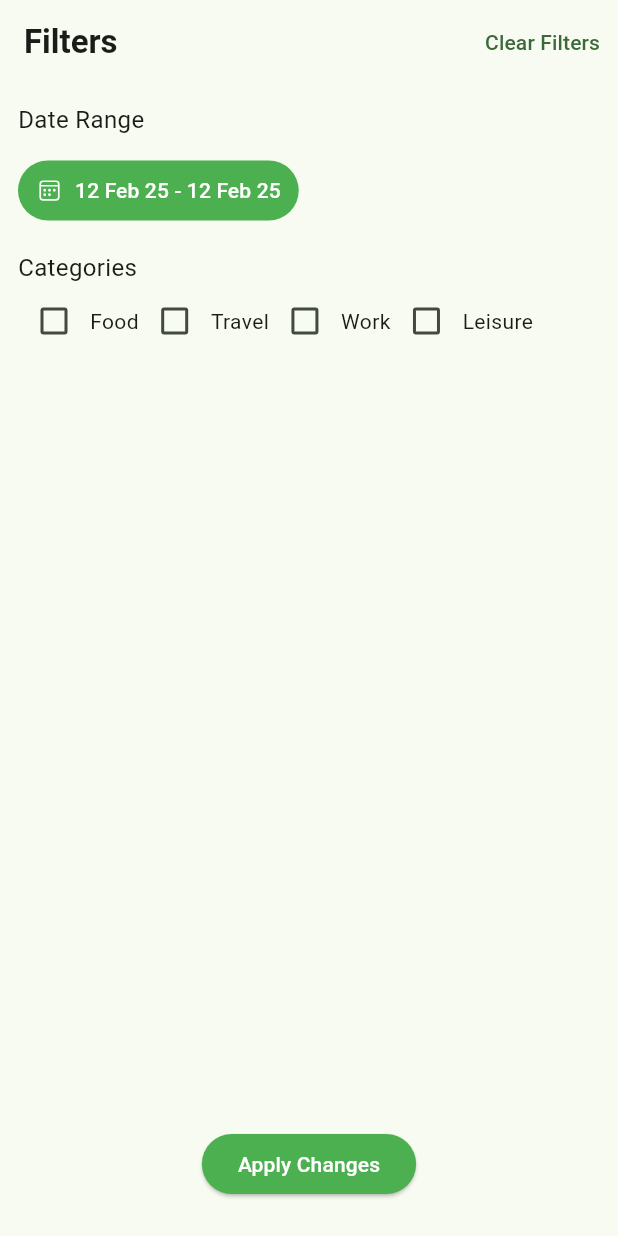
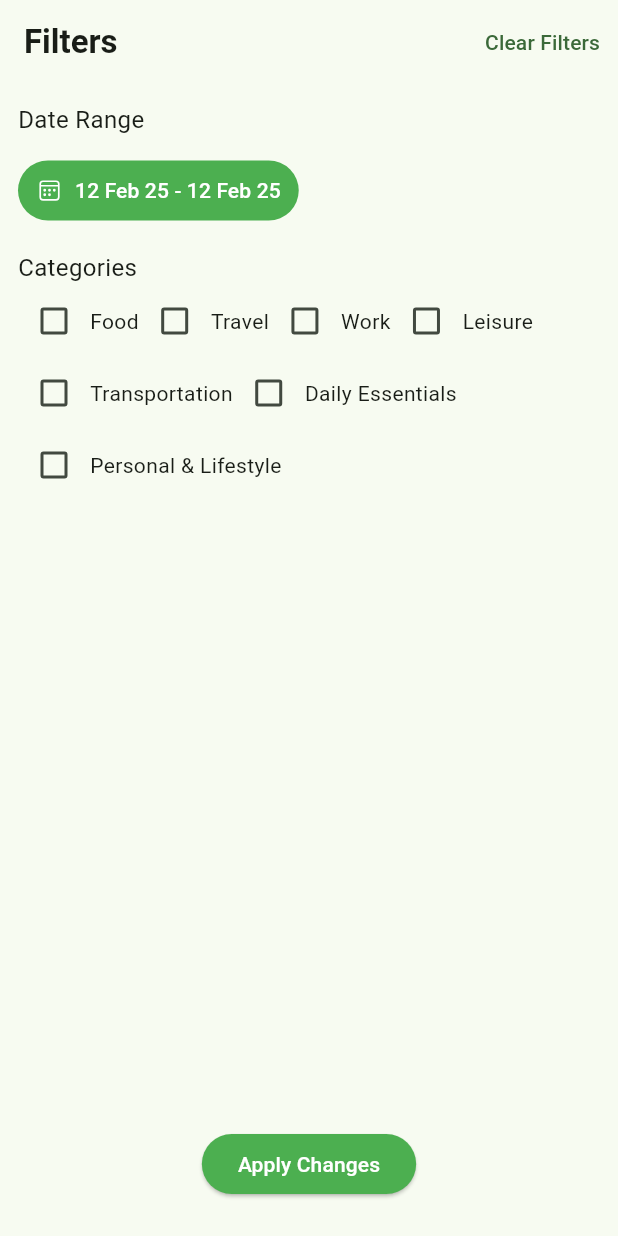
Before and after one commit to developersanjogbanthiya/expense_tracker, a Flutter app: the FilterScreen screen opened directly, on a phone screen of 412 x 824 dp. Run offline on Flutter 3.47's test engine with Material 3 defaults, Android fonts, the phone set to English and light mode, and no system bars; our stand-ins replace calendar_date_picker2, fl_chart, fluentui_system_icons, gap, hive, hive_flutter; accounts and stored records are empty.

Commit message:
added few more categories and fixed filters

```diff
--- a/lib/providers/expense_provider.dart
+++ b/lib/providers/expense_provider.dart
@@ -14,7 +14,15 @@ class ExpenseProvider extends ChangeNotifier {
   List<ExpenseModel> _filteredExpensesData = [];
   List<ExpenseModel> get filteredExpensesData => _filteredExpensesData;
 
-  final List<String> _category = ['Travel', 'Work', 'Leisure', 'Food'];
+  final List<String> _category = [
+    'Travel',
+    'Work',
+    'Leisure',
+    'Food',
+    'Daily Essentials',
+    'Transportation',
+    'Personal & Lifestyle'
+  ];
   List<String> get category => _category;
 
   bool _isFilter = false;
@@ -60,6 +68,9 @@ class ExpenseProvider extends ChangeNotifier {
   ValueNotifier<bool> travel = ValueNotifier<bool>(false);
   ValueNotifier<bool> leisure = ValueNotifier<bool>(false);
   ValueNotifier<bool> work = ValueNotifier<bool>(false);
+  ValueNotifier<bool> dailyEssentials = ValueNotifier<bool>(false);
+  ValueNotifier<bool> transportation = ValueNotifier<bool>(false);
+  ValueNotifier<bool> personalAndLifestyle = ValueNotifier<bool>(false);
 
   final expenseBox = Hive.box<ExpenseModel>('expenseModel');
 
@@ -98,7 +109,7 @@ class ExpenseProvider extends ChangeNotifier {
     if (_datePicked == true || filter['category'].isNotEmpty) {
       _filteredExpensesData.clear();
       // If loop for only category filters
-      if (filter['dateRange'] == false && filter['category'].isNotEmpty) {
+      if (_datePicked == false && filter['category'].isNotEmpty) {
         for (var expense in _expensesData) {
           for (var fil in filter['category']) {
             if (fil == expense.categoryModel) {
@@ -109,14 +120,20 @@ class ExpenseProvider extends ChangeNotifier {
       }
       // If loop for only time range
       if (_datePicked == true && filter['category'].isEmpty) {
-        _filteredExpensesData =
-            _expensesData.where((expense) => expense.date.isAfter(initialDate) && expense.date.isBefore(finalDate)).toList();
+        _filteredExpensesData = _expensesData
+            .where((expense) =>
+                expense.date.isAfter(initialDate.subtract(Duration(days: 1))) &&
+                expense.date.isBefore(finalDate.add(Duration(days: 1))))
+            .toList();
       }
 
       // If loop for both time range and category filters
       if (_datePicked == true && filter['category'].isNotEmpty) {
-        List<ExpenseModel> filteredList =
-            _expensesData.where((expense) => expense.date.isAfter(initialDate) && expense.date.isBefore(finalDate)).toList();
+        List<ExpenseModel> filteredList = _expensesData
+            .where((expense) =>
+                expense.date.isAfter(initialDate.subtract(Duration(days: 1))) &&
+                expense.date.isBefore(finalDate.add(Duration(days: 1))))
+            .toList();
         for (var expense in filteredList) {
           for (var fil in filter['category']) {
             if (fil == expense.categoryModel) {
@@ -128,6 +145,8 @@ class ExpenseProvider extends ChangeNotifier {
 
       isFilter = true;
       notifyListeners();
+    } else {
+      isFilter = false;
     }
   }
 
@@ -163,7 +182,15 @@ class ExpenseProvider extends ChangeNotifier {
     notifyListeners();
   }
 
-  final Map<String, int> _categoryExp = {"Food": 0, "Travel": 0, "Work": 0, "Leisure": 0};
+  final Map<String, int> _categoryExp = {
+    "Food": 0,
+    "Travel": 0,
+    "Work": 0,
+    "Leisure": 0,
+    "Transportation": 0,
+    "Personal And Lifestyle": 0,
+    "Daily Essentials": 0
+  };
   Map<String, int> get categoryExp => _categoryExp;
 
   int _foodExp = 0;
@@ -194,6 +221,27 @@ class ExpenseProvider extends ChangeNotifier {
     notifyListeners();
   }
 
+  int _transExp = 0;
+  int get transExp => _transExp;
+  set transExp(int value) {
+    _transExp = value;
+    notifyListeners();
+  }
+
+  int _perAndLifeExp = 0;
+  int get perAndLifeExp => _perAndLifeExp;
+  set perAndLifeExp(int value) {
+    _perAndLifeExp = value;
+    notifyListeners();
+  }
+
+  int _dailyExp = 0;
+  int get dailyExp => _dailyExp;
+  set dailyExp(int value) {
+    _dailyExp = value;
+    notifyListeners();
+  }
+
   void calculateExp(int currMonth) {
     // Resetting all the values to 0
     _monExp = 0;
@@ -201,6 +249,9 @@ class ExpenseProvider extends ChangeNotifier {
     _travelExp = 0;
     _workExp = 0;
     _leisureExp = 0;
+    _dailyExp = 0;
+    _perAndLifeExp = 0;
+    _transExp = 0;
 
     DateTime now = DateTime.now();
     DateTime firstDateOfMon = DateTime(now.year, now.month - currMonth, 1);
@@ -226,10 +277,22 @@ class ExpenseProvider extends ChangeNotifier {
       if (eachExpense.categoryModel == 'Leisure') {
         _leisureExp += eachExpense.expense;
       }
+      if (eachExpense.categoryModel == 'Daily Essentials') {
+        _dailyExp += eachExpense.expense;
+      }
+      if (eachExpense.categoryModel == 'Personal And Lifestyle') {
+        _perAndLifeExp += eachExpense.expense;
+      }
+      if (eachExpense.categoryModel == 'Transportation') {
+        _transExp += eachExpense.expense;
+      }
     }
     _categoryExp['Food'] = _foodExp;
     _categoryExp['Travel'] = _travelExp;
     _categoryExp['Work'] = _workExp;
     _categoryExp['Leisure'] = _leisureExp;
+    _categoryExp['Transportation'] = _transExp;
+    _categoryExp['Personal And Lifestyle'] = _perAndLifeExp;
+    _categoryExp['Daily Essentials'] = _dailyExp;
   }
 }
--- a/lib/screens/edit_expense.dart
+++ b/lib/screens/edit_expense.dart
@@ -19,7 +19,6 @@ class _EditExpenseState extends State<EditExpense> {
   final formKey = GlobalKey<FormState>();
   @override
   Widget build(BuildContext context) {
-    print('object');
     final ValueNotifier<DateTime> date = ValueNotifier<DateTime>(widget.expenseModel.date);
 
     final TextEditingController titleController = TextEditingController(text: widget.expenseModel.expenseTitle);
--- a/lib/screens/filter_screen.dart
+++ b/lib/screens/filter_screen.dart
@@ -28,6 +28,15 @@ class FilterScreen extends StatelessWidget {
       if (expenseProvider.work.value) {
         filter['category'].add('Work');
       }
+      if (expenseProvider.transportation.value) {
+        filter['category'].add('Transportation');
+      }
+      if (expenseProvider.personalAndLifestyle.value) {
+        filter['category'].add('Personal And Lifestyle');
+      }
+      if (expenseProvider.dailyEssentials.value) {
+        filter['category'].add('Daily Essentials');
+      }
       expenseProvider.filteredExpenses(filter);
       Navigator.pop(context);
     }
@@ -41,6 +50,9 @@ class FilterScreen extends StatelessWidget {
       expenseProvider.leisure.value = false;
       expenseProvider.work.value = false;
       expenseProvider.datePicked = false;
+      expenseProvider.transportation.value = false;
+      expenseProvider.personalAndLifestyle.value = false;
+      expenseProvider.dailyEssentials.value = false;
       filter['category'] = [];
       Navigator.pop(context);
     }
@@ -188,6 +200,58 @@ class FilterScreen extends StatelessWidget {
                           ),
                         ],
                       ),
+                      Row(
+                        children: [
+                          ValueListenableBuilder(
+                            valueListenable: expenseProvider.transportation,
+                            builder: (context, valuee, child) {
+                              return Row(
+                                children: [
+                                  Checkbox(
+                                    value: valuee,
+                                    onChanged: (value) {
+                                      expenseProvider.transportation.value = value!;
+                                    },
+                                  ),
+                                  Text('Transportation'),
+                                ],
+                              );
+                            },
+                          ),
+                          ValueListenableBuilder(
+                            valueListenable: expenseProvider.dailyEssentials,
+                            builder: (context, valuee, child) {
+                              return Row(
+                                children: [
+                                  Checkbox(
+                                    value: valuee,
+                                    onChanged: (value) {
+                                      expenseProvider.dailyEssentials.value = value!;
+                                    },
+                                  ),
+                                  Text('Daily Essentials'),
+                                ],
+                              );
+                            },
+                          ),
+                        ],
+                      ),
+                      ValueListenableBuilder(
+                        valueListenable: expenseProvider.personalAndLifestyle,
+                        builder: (context, valuee, child) {
+                          return Row(
+                            children: [
+                              Checkbox(
+                                value: valuee,
+                                onChanged: (value) {
+                                  expenseProvider.personalAndLifestyle.value = value!;
+                                },
+                              ),
+                              Text('Personal & Lifestyle'),
+                            ],
+                          );
+                        },
+                      ),
                     ],
                   ),
                 ],
```
Also changed, not shown: lib/widgets/bar_graph/bar_data.dart (+14 -1 lines), lib/widgets/bar_graph/bar_graph.dart (+32 -7 lines).
